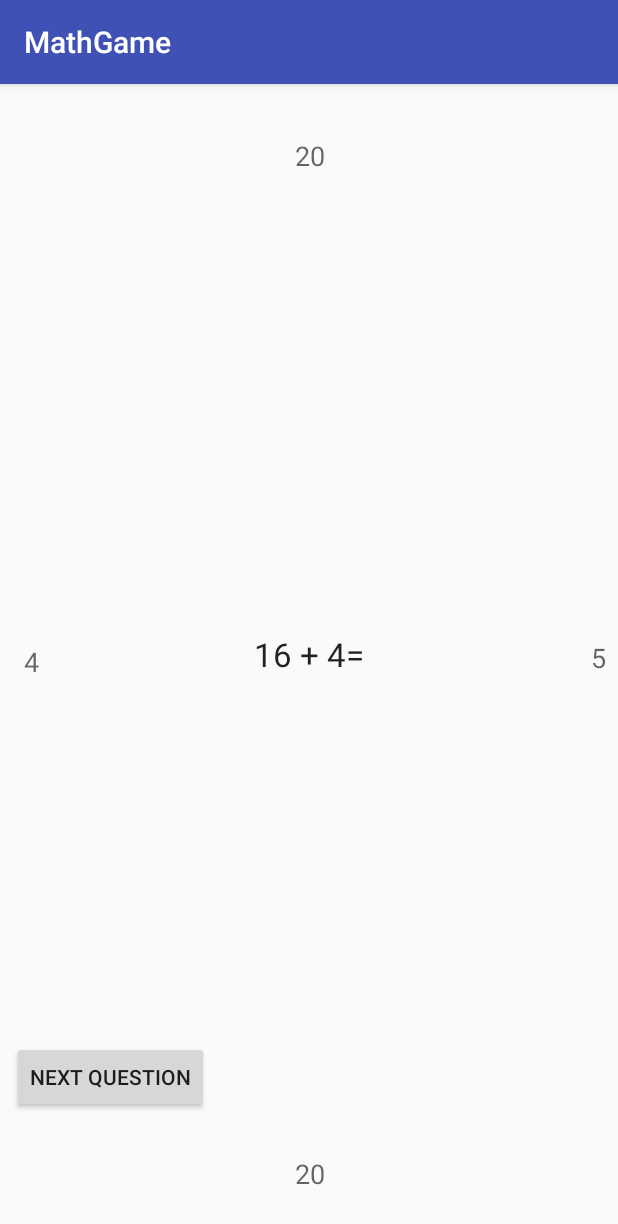
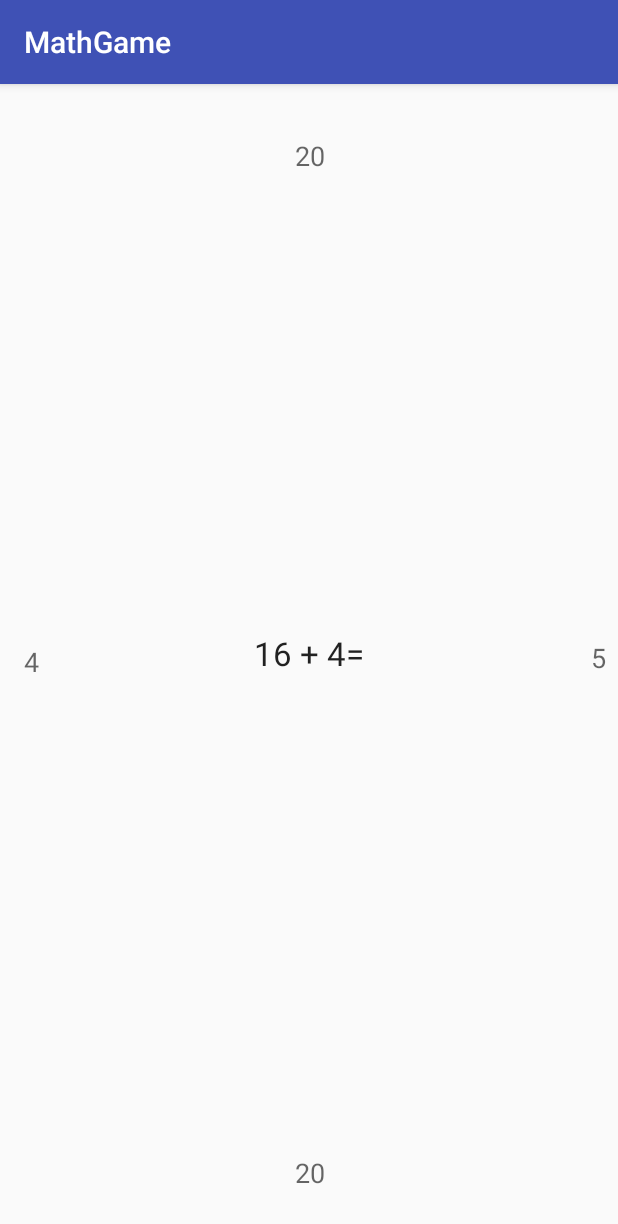
Before and after one commit to petarstanev/MathGameAndroid, an Android app: the screen it shows after launch (MainActivity), on a phone screen of 412 x 824 dp. Shown: the top 1224 px of the screen. Run offline under Robolectric (Android 15) with nearby library versions, the light colour scheme and no system bars; 1 statement that could not run was skipped.

Commit message:
Answers now working.

```diff
--- a/app/src/main/java/com/example/petarstanev/mathgame/MainActivity.java
+++ b/app/src/main/java/com/example/petarstanev/mathgame/MainActivity.java
@@ -68,14 +68,13 @@ public class MainActivity extends AppCompatActivity {
                     validateAnswer(textViewBottom,question.getAnswers().get(2));
                 }
             }
-            if (x > (-3) && x < (3) && y > (-3) && y < (3)) {
+            if (x > (-1) && x < (1) && y > (-1) && y < (1)) {
                 if ( question.isAnswered()) {
                     question = new Question();
                     clearColors();
-                    textViewCenter.setText(question.toString());
+                    printQuestion();
                 }
             }
-
         }
 
         @Override
--- a/app/src/main/res/layout/activity_main.xml
+++ b/app/src/main/res/layout/activity_main.xml
@@ -32,7 +32,7 @@
         app:layout_constraintLeft_toLeftOf="parent"
         app:layout_constraintBottom_toBottomOf="parent"
         app:layout_constraintHorizontal_bias="0.501"
-        android:layout_marginBottom="29dp" />
+        android:layout_marginBottom="30dp" />
 
     <TextView
         android:id="@+id/textViewTop"
@@ -73,14 +73,4 @@
         app:layout_constraintTop_toTopOf="parent"
         app:layout_constraintVertical_bias="0.507" />
 
-    <Button
-        android:id="@+id/btnNextQuestion"
-        android:layout_width="wrap_content"
-        android:layout_height="wrap_content"
-        android:text="Next Question"
-        app:layout_constraintBottom_toBottomOf="parent"
-        android:layout_marginBottom="82dp"
-        android:layout_marginLeft="8dp"
-        app:layout_constraintLeft_toLeftOf="parent" />
-
 </android.support.constraint.ConstraintLayout>
```
